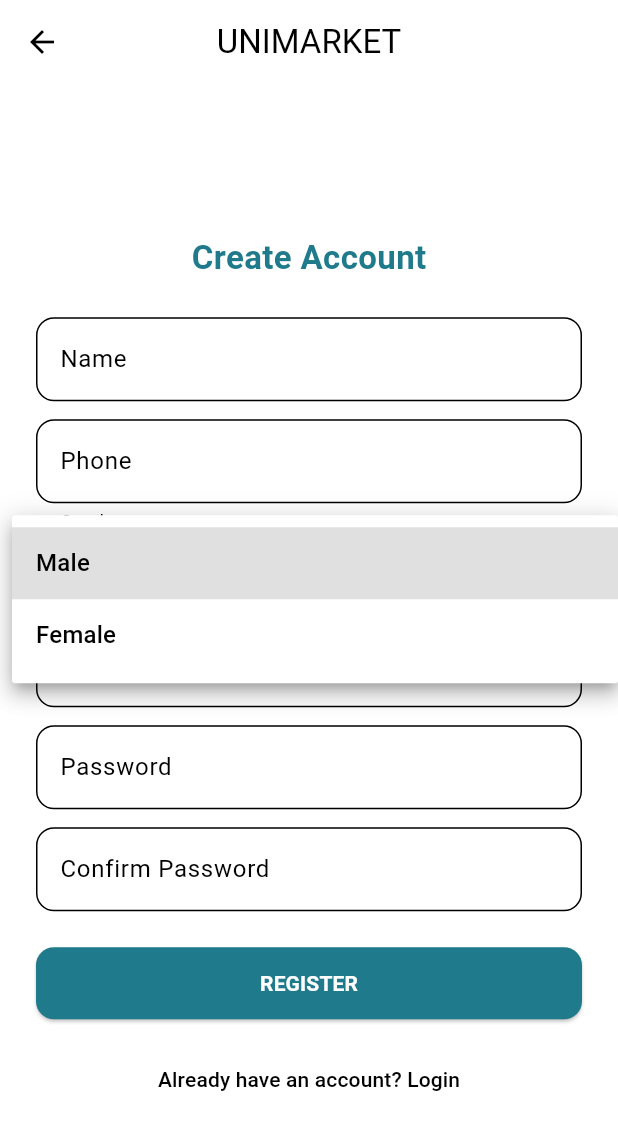
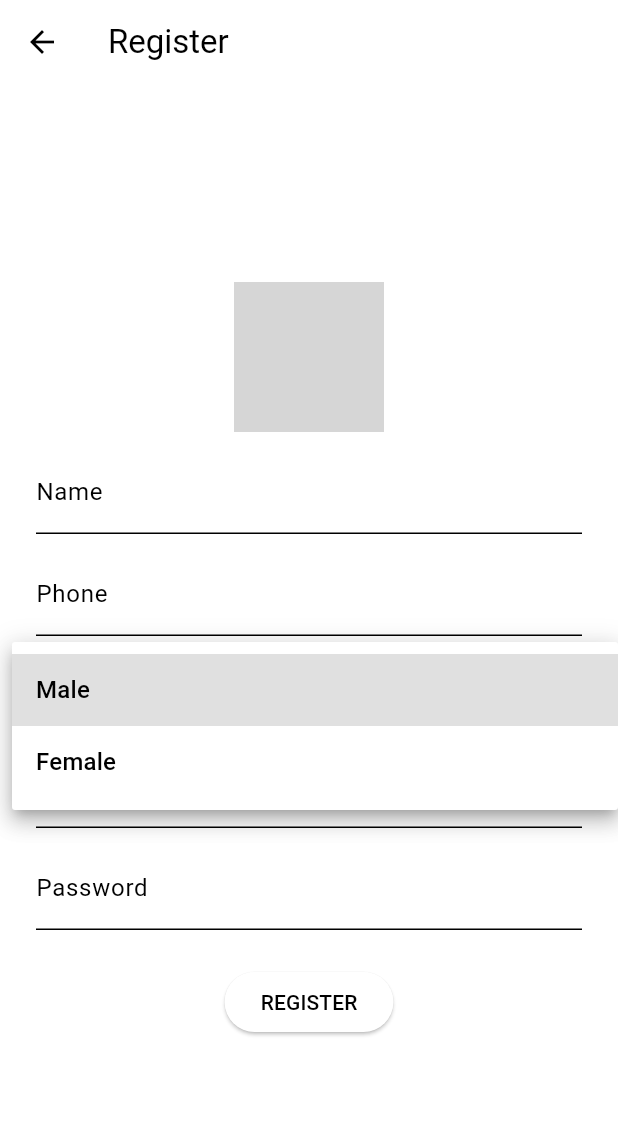
Before and after one commit to Isarquis/M-viles-Group13, a Flutter app: the RegisterPage screen opened by its route, after a tap on "Male", on a phone screen of 412 x 824 dp. Shown: the top 1130 px of the screen. Run offline on Flutter 3.47's test engine with Material 3 defaults, Android fonts, the phone set to English and light mode, and no system bars; our stand-ins replace cached_network_image, cloud_firestore, connectivity_plus, firebase_auth, firebase_core, firebase_storage and 9 more; accounts and stored records are empty; network calls fail; grey boxes are pictures that could not be loaded.

Commit message:
Arreglo merge de todas las pantallas y botones

```diff
--- a/uni_marketplace_flutter/lib/screens/auth/register_page.dart
+++ b/uni_marketplace_flutter/lib/screens/auth/register_page.dart
@@ -1,51 +1,49 @@
+import 'dart:io';
+
 import 'package:flutter/material.dart';
 import 'package:provider/provider.dart';
 import '../../viewmodels/auth_viewmodel.dart';
+import 'package:image_picker/image_picker.dart';
 
 class RegisterPage extends StatefulWidget {
-  RegisterPage({super.key});
+  const RegisterPage({Key? key}) : super(key: key);
 
   @override
-  _RegisterPageState createState() => _RegisterPageState();
+  State<RegisterPage> createState() => _RegisterPageState();
 }
 
 class _RegisterPageState extends State<RegisterPage> {
   final _formKey = GlobalKey<FormState>();
-  final _email = TextEditingController();
-  final _password = TextEditingController();
-  final _confirmPassword = TextEditingController();
-  final _name = TextEditingController();
-  final _phone = TextEditingController();
-  String _gender = 'Male'; // Default gender
+  final _emailController = TextEditingController();
+  final _passwordController = TextEditingController();
+  final _nameController = TextEditingController();
+  final _phoneController = TextEditingController();
+  String _gender = 'Male';
+  File? _profileImage;
+
+  Future<void> _pickImage() async {
+    final picker = ImagePicker();
+    final pickedFile = await picker.pickImage(source: ImageSource.gallery);
+    if (pickedFile != null) {
+      setState(() {
+        _profileImage = File(pickedFile.path);
+      });
+    }
+  }
 
   @override
   Widget build(BuildContext context) {
     final viewModel = Provider.of<AuthViewModel>(context);
-    final themeColor = const Color(0xFF1F7A8C);
 
     return Scaffold(
-      appBar: AppBar(
-        title: const Text("UNIMARKET"),
-        centerTitle: true,
-        leading: const BackButton(),
-      ),
+      appBar: AppBar(title: const Text("Register")),
       body: Center(
         child: SingleChildScrollView(
-          padding: const EdgeInsets.symmetric(horizontal: 24, vertical: 8),
+          padding: const EdgeInsets.all(24),
           child: Form(
             key: _formKey,
             child: Column(
               children: [
-                const SizedBox(height: 20),
-                Text(
-                  'Create Account',
-                  style: TextStyle(
-                    fontSize: 22,
-                    fontWeight: FontWeight.bold,
-                    color: themeColor,
-                  ),
-                ),
-                const SizedBox(height: 24),
                 if (viewModel.error != null)
                   Padding(
                     padding: const EdgeInsets.only(bottom: 16),
@@ -54,133 +52,68 @@ class _RegisterPageState extends State<RegisterPage> {
                       style: const TextStyle(color: Colors.red),
                     ),
                   ),
-                TextFormField(
-                  controller: _name,
-                  decoration: InputDecoration(
-                    labelText: 'Name',
-                    border: OutlineInputBorder(
-                      borderRadius: BorderRadius.circular(12),
+                GestureDetector(
+                  onTap: _pickImage,
+                  child: CircleAvatar(
+                    radius: 50,
+                    backgroundImage: _profileImage != null
+                        ? FileImage(_profileImage!)
+                        : const NetworkImage('https://unimarketimagesbucket.s3.us-west-1.amazonaws.com/default_user.jpg'),
+                    child: _profileImage == null ? const Icon(Icons.camera_alt) : null,
                   ),
-                  ),
-                  validator: (v) => v!.isEmpty ? 'Enter your name' : null,
                 ),
                 const SizedBox(height: 12),
                 TextFormField(
-                  controller: _phone,
-                  decoration: InputDecoration(
-                    labelText: 'Phone',
-                    border: OutlineInputBorder(
-                      borderRadius: BorderRadius.circular(12),
+                  controller: _nameController,
+                  decoration: const InputDecoration(labelText: 'Name'),
+                  validator: (value) => value!.isNotEmpty ? null : 'Enter a name',
                 ),
-                  ),
-                  validator: (v) => v!.isEmpty ? 'Enter your phone' : null,
+                const SizedBox(height: 12),
+                TextFormField(
+                  controller: _phoneController,
+                  decoration: const InputDecoration(labelText: 'Phone'),
+                  validator: (value) => value!.isNotEmpty ? null : 'Enter a phone',
                 ),
                 const SizedBox(height: 12),
                 DropdownButtonFormField<String>(
                   value: _gender,
-                  decoration: InputDecoration(
-                    labelText: 'Gender',
-                    border: OutlineInputBorder(
-                      borderRadius: BorderRadius.circular(12),
-                    ),
-                  ),
                   items: ['Male', 'Female'].map((gender) {
-                    return DropdownMenuItem(
-                      value: gender,
-                      child: Text(gender),
-                    );
+                    return DropdownMenuItem(value: gender, child: Text(gender));
                   }).toList(),
-                  onChanged: (value) {
-                    setState(() {
-                      _gender = value!;
-                    });
-                  },
+                  onChanged: (value) => setState(() => _gender = value!),
                 ),
                 const SizedBox(height: 12),
                 TextFormField(
-                  controller: _email,
-                  decoration: InputDecoration(
-                    labelText: 'E-mail',
-                    border: OutlineInputBorder(
-                      borderRadius: BorderRadius.circular(12),
-                    ),
-                  ),
-                  validator: (v) =>
-                      v!.contains('@') ? null : 'Enter valid email',
+                  controller: _emailController,
+                  decoration: const InputDecoration(labelText: 'Email'),
+                  validator: (value) => value!.contains('@') ? null : 'Enter a valid email',
                 ),
                 const SizedBox(height: 12),
                 TextFormField(
-                  controller: _password,
+                  controller: _passwordController,
                   obscureText: true,
-                  decoration: InputDecoration(
-                    labelText: 'Password',
-                    border: OutlineInputBorder(
-                      borderRadius: BorderRadius.circular(12),
-                    ),
-                  ),
-                  validator: (v) =>
-                      v!.length >= 6 ? null : 'Min 6 characters',
-                ),
-                const SizedBox(height: 12),
-                TextFormField(
-                  controller: _confirmPassword,
-                  obscureText: true,
-                  decoration: InputDecoration(
-                    labelText: 'Confirm Password',
-                    border: OutlineInputBorder(
-                      borderRadius: BorderRadius.circular(12),
-                    ),
-                  ),
-                  validator: (v) => v == _password.text
-                      ? null
-                      : 'Passwords do not match',
+                  decoration: const InputDecoration(labelText: 'Password'),
+                  validator: (value) => value!.length >= 6 ? null : 'Min 6 characters',
                 ),
                 const SizedBox(height: 24),
-                SizedBox(
-                  width: double.infinity,
-                  child: ElevatedButton(
+                ElevatedButton(
                   onPressed: viewModel.loading
                       ? null
                       : () async {
                           if (_formKey.currentState!.validate()) {
-                              final user = await viewModel.register(
-                                _email.text,
-                                _password.text,
-                                _name.text,
-                                _phone.text,
+                            await viewModel.register(
+                              _emailController.text.trim(),
+                              _passwordController.text.trim(),
+                              _nameController.text.trim(),
+                              _phoneController.text.trim(),
                               _gender,
+                              profileImageFile: _profileImage,
                             );
-                              if (user != null) {
-                                Navigator.pushReplacementNamed(
-                                    context, '/home');
-                              }
                           }
                         },
-                    style: ElevatedButton.styleFrom(
-                      backgroundColor: themeColor,
-                      padding: const EdgeInsets.symmetric(vertical: 14),
-                      shape: RoundedRectangleBorder(
-                        borderRadius: BorderRadius.circular(12),
-                      ),
-                    ),
                   child: viewModel.loading
-                        ? const CircularProgressIndicator(
-                            color: Colors.white,
-                          )
-                        : const Text(
-                            "REGISTER",
-                            style: TextStyle(
-                              fontWeight: FontWeight.bold,
-                              color: Colors.white,
-                            ),
-                          ),
-                  ),
-                ),
-                const SizedBox(height: 16),
-                TextButton(
-                  onPressed: () =>
-                      Navigator.pushReplacementNamed(context, '/login'),
-                  child: const Text("Already have an account? Login"),
+                      ? const CircularProgressIndicator()
+                      : const Text("REGISTER"),
                 ),
               ],
             ),
--- a/uni_marketplace_flutter/lib/screens/earn_list.dart
+++ b/uni_marketplace_flutter/lib/screens/earn_list.dart
@@ -53,7 +53,7 @@ class _EarnScreenState extends State<EarnScreen> {
       appBar: AppBar(
         backgroundColor: Colors.white,
         elevation: 0,
-        leading: const BackButton(color: Colors.black),
+        leading: null,
         title: const Align(
           alignment: Alignment.centerLeft,
           child: Text(
--- a/uni_marketplace_flutter/lib/screens/post_product_screen.dart
+++ b/uni_marketplace_flutter/lib/screens/post_product_screen.dart
@@ -173,7 +173,7 @@ class _PostProductScreenState extends State<PostProductScreen> {
         appBar: AppBar(
           backgroundColor: Colors.white,
           elevation: 0,
-          leading: const BackButton(color: Colors.black),
+          leading: null,
           title: const Align(
             alignment: Alignment.centerLeft,
             child: Text(
--- a/uni_marketplace_flutter/lib/services/auth_service.dart
+++ b/uni_marketplace_flutter/lib/services/auth_service.dart
@@ -1,12 +1,17 @@
+import 'dart:io';
+
 import 'package:firebase_auth/firebase_auth.dart';
 import 'package:cloud_firestore/cloud_firestore.dart';
-
+import 'firestore_service.dart';
 
 class AuthService {
   final FirebaseAuth _auth = FirebaseAuth.instance;
+  final FirebaseFirestore _firestore = FirebaseFirestore.instance;
+  final FirestoreService _firestoreService = FirestoreService();
 
   Future<User?> login(String email, String password) async {
     try {
+      print('Logging in with email: $email');  // DEBUG LOG
       final result = await _auth.signInWithEmailAndPassword(
         email: email.trim(),
         password: password.trim(),
@@ -15,63 +20,77 @@ class AuthService {
     } on FirebaseAuthException catch (e) {
       throw _handleAuthError(e);
     } catch (e) {
-      throw 'An unexpected error occurred. Please try again.';
+      throw 'Unexpected error during login: $e';
     }
   }
 
-Future<User?> register(String email, String password, String name, String phone, String gender) async {
+  Future<User?> register(
+  String email,
+  String name,
+  String phone,
+  String gender,
+  String password, {
+  File? profileImageFile,
+}) async {
   try {
+    print('Registering user with email: $email');  // DEBUG LOG
+
     final result = await _auth.createUserWithEmailAndPassword(
       email: email.trim(),
       password: password.trim(),
     );
 
-
     if (result.user != null) {
-      await FirebaseFirestore.instance
-          .collection('users')
-          .doc(result.user!.uid)
-          .set({
+      // Datos a enviar a Firestore
+      final userData = {
         'email': email.trim(),
         'name': name.trim(),
         'phone': phone.trim(),
-        'gender': gender.trim(),
         'createdAt': FieldValue.serverTimestamp(),
-      });
+      };
+
+      // Llamar a registerUserWithGender en FirestoreService
+      await _firestoreService.registerUserWithGender(
+        result.user!.uid,
+        userData,
+        gender,
+        profileImageFile: profileImageFile,
+      );
     }
 
     return result.user;
   } on FirebaseAuthException catch (e) {
     throw _handleAuthError(e);
   } catch (e) {
-    throw 'An unexpected error occurred. Please try again.';
+    throw 'Unexpected error during registration: $e';
   }
 }
 
 
   Future<void> logout() async {
+    print('Logging out...');
     await _auth.signOut();
   }
 
   Stream<User?> get authStateChanges => _auth.authStateChanges();
 
-  // Handle FirebaseAuth specific error messages
   String _handleAuthError(FirebaseAuthException e) {
+    print('Auth Error: ${e.code}');  // DEBUG LOG
     switch (e.code) {
       case 'network-request-failed':
-        return 'No internet connection. Please check your network and try again.';
+        return 'No internet connection.';
       case 'user-not-found':
-        return 'No account found for that email.';
+        return 'Account not found.';
       case 'wrong-password':
-        return 'Incorrect password. Please try again.';
+        return 'Incorrect password.';
       case 'email-already-in-use':
-        return 'This email is already registered.';
+        return 'Email already registered.';
       case 'invalid-email':
-        return 'The email address is not valid.';
+        return 'Invalid email format.';
       case 'weak-password':
-        return 'The password is too weak. Please use a stronger one.';
+        return 'Password too weak.';
       default:
-        return 'Authentication error. Please try again later.';
+        return 'Authentication error. Try again.';
     }
   }
 }
--- a/uni_marketplace_flutter/lib/viewmodels/auth_viewmodel.dart
+++ b/uni_marketplace_flutter/lib/viewmodels/auth_viewmodel.dart
@@ -1,12 +1,13 @@
+import 'dart:io';
 import 'package:flutter/material.dart';
 import 'package:firebase_auth/firebase_auth.dart';
 import '../services/auth_service.dart';
-import '../services/firestore_service.dart';
 import '../services/firestore_service.dart';
 
 class AuthViewModel extends ChangeNotifier {
   final AuthService _authService = AuthService();
   final FirestoreService _firestoreService = FirestoreService();
+
   bool _loading = false;
   bool get loading => _loading;
 
@@ -27,33 +28,39 @@ class AuthViewModel extends ChangeNotifier {
     }
   }
 
-Future<User?> register(String email, String password, String name, String phone, String gender) async {
+  Future<User?> register(
+    String email,
+    String password,
+    String name,
+    String phone,
+    String gender, {
+    File? profileImageFile,
+  }) async {
     setLoading(true);
     try {
-    final user = await _authService.register(email, name, phone, gender, password);
+      final user = await _authService.register(
+        email,
+        password,
+        name,
+        phone,
+        gender,
+        profileImageFile: profileImageFile,
+      );
 
-    if (user != null) {
-      await _firestoreService.registerUserWithGender(
-        user.uid,
-        {
-          'email': email,
-          'name': name,
-          'phone': phone,
-        },
-        gender,
-      );
-    }
 
       _setError(null);
       return user;
     } catch (e) {
+      if (e.toString().contains('email-already-in-use')) {
+        _setError('The email is already registered. Please use another email.');
+      } else {
         _setError(e.toString());
+      }
       return null;
     } finally {
       setLoading(false);
     }
   }
-
 
   void setLoading(bool val) {
     _loading = val;
```
Also changed, not shown: uni_marketplace_flutter/lib/main.dart (+16 -6 lines), uni_marketplace_flutter/lib/screens/auth/login_page.dart (+37 -44 lines), uni_marketplace_flutter/lib/screens/home_page.dart (+17 -29 lines), uni_marketplace_flutter/lib/services/firestore_service.dart (+60 -57 lines), 1 other file. Lines whose indentation alone changed are shown as unchanged.
